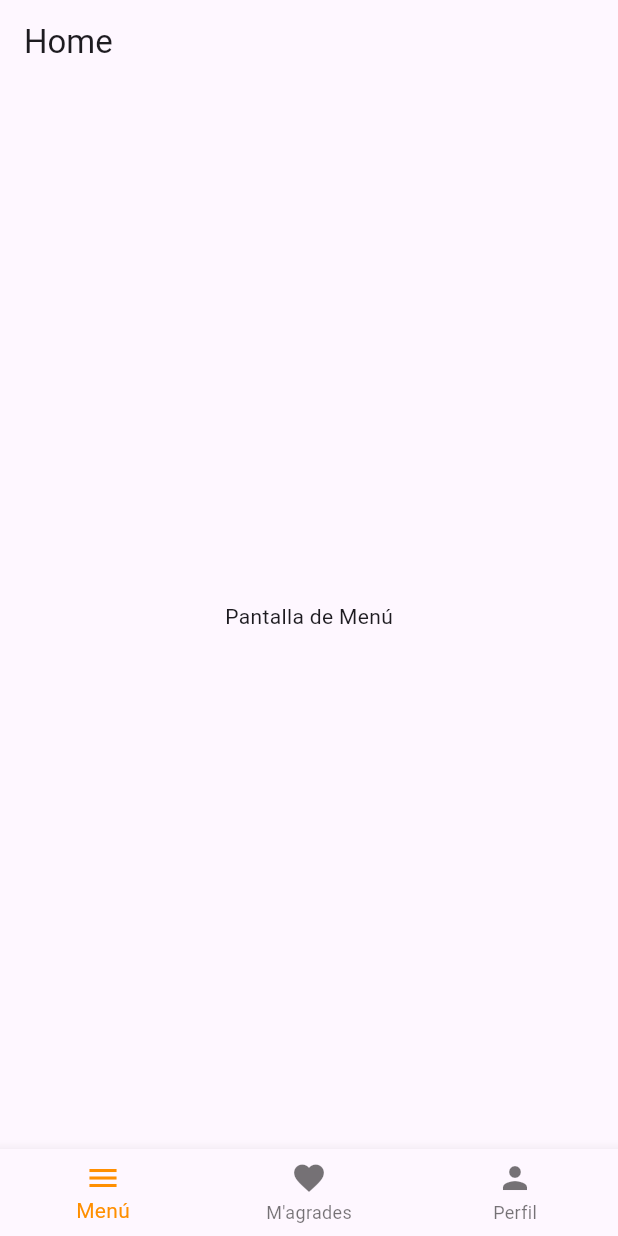
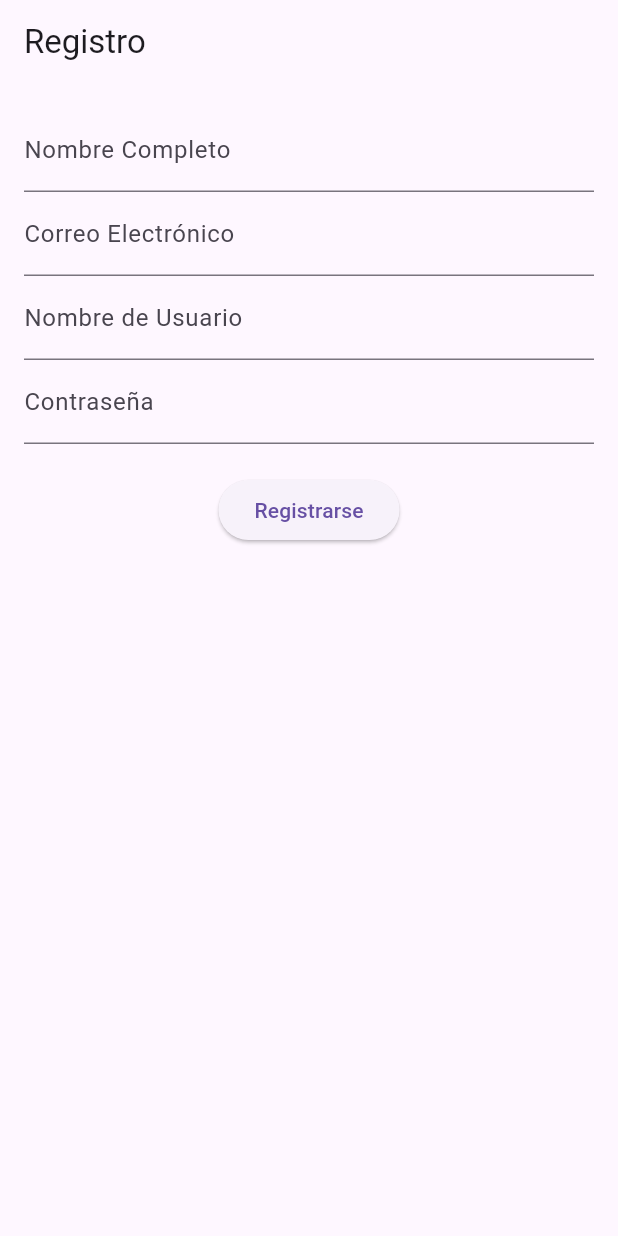
Before and after one commit to joanbanlles/INSTADAM, a Flutter app: the screen it shows after launch, on a phone screen of 412 x 824 dp. Run offline on Flutter 3.47's test engine with Material 3 defaults, Android fonts, the light colour scheme and no system bars.

Commit message:
1
parte funcional de sign up

```diff
--- a/instadam/lib/main.dart
+++ b/instadam/lib/main.dart
@@ -1,9 +1,10 @@
 import 'package:flutter/material.dart';
 import 'package:instadam/home.dart';
 import 'package:instadam/profile.dart';
-import 'package:instadam/login.dart';
+import 'package:instadam/login.dart'; // Verifica que login.dart contiene LoginScreen
 import 'package:instadam/settings.dart';
-import 'barra_navegacion.dart';
+import 'package:instadam/barra_navegacion.dart';
+import 'package:instadam/signup.dart'; // Importa la pantalla de registro
 
 void main() {
   runApp(MyApp());
@@ -17,12 +18,15 @@ class MyApp extends StatelessWidget {
       theme: ThemeData(
         primarySwatch: Colors.blue,
       ),
-      home: const HomeScreen(), // Cambia la pantalla inicial a LoginScreen
+      // Cambiamos la pantalla de inicio a SignUp
+      initialRoute: '/signup',
       routes: {
-        '/home': (context) => const HomeScreen(),
-        '/profile': (context) => const ProfileScreen(),
-        '/settings': (context) => const Settings(),
-        '/barranavegacio': (context) => const BarraNavegacion(),
+        '/signup': (context) => const SignUp(),            // Ruta para registro
+        '/login': (context) => const LoginScreen(),        // Ruta para LoginScreen, no login
+        '/home': (context) => const HomeScreen(),          // Ruta para Home
+        '/profile': (context) => const ProfileScreen(),    // Ruta para Perfil
+        '/settings': (context) => const Settings(),        // Ruta para Ajustes
+        '/barranavegacion': (context) => const BarraNavegacion(), // Barra de Navegación
       },
     );
   }
--- /dev/null
+++ b/instadam/lib/signup.dart
@@ -0,0 +1,103 @@
+import 'package:flutter/material.dart';
+
+class SignUp extends StatefulWidget {
+  const SignUp({super.key});
+
+  @override
+  _SignUpState createState() => _SignUpState();
+}
+
+class _SignUpState extends State<SignUp> {
+  final TextEditingController _nameController = TextEditingController();
+  final TextEditingController _emailController = TextEditingController();
+  final TextEditingController _usernameController = TextEditingController();
+  final TextEditingController _passwordController = TextEditingController();
+
+  // Simulación de base de datos de usuarios
+  final List<Map<String, String>> users = [];
+
+  void _register() {
+    final name = _nameController.text;
+    final email = _emailController.text;
+    final username = _usernameController.text;
+    final password = _passwordController.text;
+
+    // Verificación de campos vacíos
+    if (name.isEmpty || email.isEmpty || username.isEmpty || password.isEmpty) {
+      _showErrorDialog('Por favor, completa todos los campos.');
+      return;
+    }
+
+    // Verificación de duplicación de email o nombre de usuario
+    final userExists = users.any((user) => user['email'] == email || user['username'] == username);
+    if (userExists) {
+      _showErrorDialog('El correo electrónico o el nombre de usuario ya están en uso.');
+      return;
+    }
+
+    // Registro exitoso, se añade el usuario a la "base de datos"
+    users.add({
+      'name': name,
+      'email': email,
+      'username': username,
+      'password': password,
+    });
+
+    // Navegar a la pantalla de Home
+    Navigator.pushReplacementNamed(context, '/home');
+  }
+
+  void _showErrorDialog(String message) {
+    showDialog(
+      context: context,
+      builder: (context) => AlertDialog(
+        title: Text('Error'),
+        content: Text(message),
+        actions: [
+          TextButton(
+            onPressed: () => Navigator.pop(context),
+            child: Text('OK'),
+          ),
+        ],
+      ),
+    );
+  }
+
+  @override
+  Widget build(BuildContext context) {
+    return Scaffold(
+      appBar: AppBar(
+        title: const Text('Registro'),
+      ),
+      body: Padding(
+        padding: const EdgeInsets.all(16.0),
+        child: Column(
+          children: [
+            TextField(
+              controller: _nameController,
+              decoration: InputDecoration(labelText: 'Nombre Completo'),
+            ),
+            TextField(
+              controller: _emailController,
+              decoration: InputDecoration(labelText: 'Correo Electrónico'),
+            ),
+            TextField(
+              controller: _usernameController,
+              decoration: InputDecoration(labelText: 'Nombre de Usuario'),
+            ),
+            TextField(
+              controller: _passwordController,
+              decoration: InputDecoration(labelText: 'Contraseña'),
+              obscureText: true,
+            ),
+            SizedBox(height: 20),
+            ElevatedButton(
+              onPressed: _register,
+              child: Text('Registrarse'),
+            ),
+          ],
+        ),
+      ),
+    );
+  }
+}
```
Also changed, not shown: instadam/lib/login.dart (+42 -54 lines), instadam/lib/signin.dart (deleted, +0 -17 lines), 1 other file.
